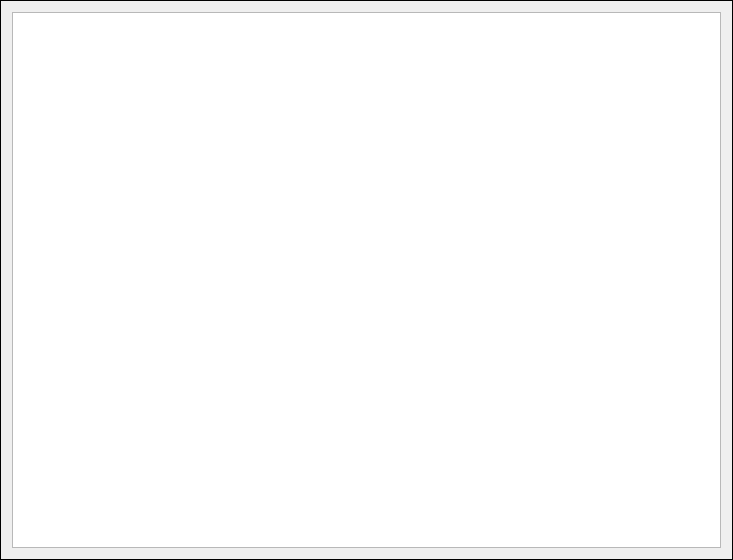
Before: the Qt Designer form GUI/Qt/UTableInfo.ui in aicommunity/Rdk, drawn with Qt 5.
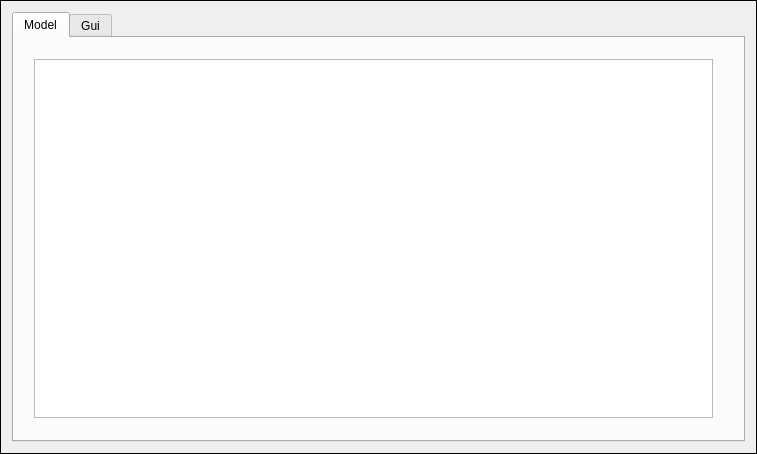
After: the same form once the commit is applied.

Commit message: Fixed some gui update lag when multi-threading model

What changed in the file:
```diff
--- a/GUI/Qt/UTableInfo.ui
+++ b/GUI/Qt/UTableInfo.ui
@@ -6,10 +6,16 @@
    <rect>
     <x>0</x>
     <y>0</y>
-    <width>733</width>
-    <height>560</height>
+    <width>757</width>
+    <height>454</height>
    </rect>
   </property>
+  <property name="sizePolicy">
+   <sizepolicy hsizetype="Expanding" vsizetype="Expanding">
+    <horstretch>0</horstretch>
+    <verstretch>0</verstretch>
+   </sizepolicy>
+  </property>
   <property name="contextMenuPolicy">
    <enum>Qt::ActionsContextMenu</enum>
   </property>
@@ -30,18 +36,125 @@
     <number>0</number>
    </property>
    <item>
-    <layout class="QHBoxLayout" name="horizontalLayout" stretch="0,5">
+    <layout class="QHBoxLayout" name="horizontalLayout" stretch="0,0">
      <item>
       <layout class="QVBoxLayout" name="verticalLayout"/>
      </item>
      <item>
       <widget class="QFrame" name="verticalFrame">
+       <property name="sizePolicy">
+        <sizepolicy hsizetype="Expanding" vsizetype="Expanding">
+         <horstretch>0</horstretch>
+         <verstretch>0</verstretch>
+        </sizepolicy>
+       </property>
        <property name="frameShape">
         <enum>QFrame::Box</enum>
        </property>
        <layout class="QVBoxLayout" name="verticalLayoutGraph">
         <item>
-         <widget class="QTableWidget" name="tableWidget"/>
+         <widget class="QTabWidget" name="tabWidget">
+          <property name="currentIndex">
+           <number>0</number>
+          </property>
+          <widget class="QWidget" name="tab">
+           <property name="sizePolicy">
+            <sizepolicy hsizetype="Expanding" vsizetype="Expanding">
+             <horstretch>0</horstretch>
+             <verstretch>0</verstretch>
+            </sizepolicy>
+           </property>
+           <attribute name="title">
+            <string>Model</string>
+           </attribute>
+           <widget class="QWidget" name="horizontalLayoutWidget">
+            <property name="geometry">
+             <rect>
+              <x>9</x>
+              <y>10</y>
+              <width>701</width>
+              <height>381</height>
+             </rect>
+            </property>
+            <layout class="QHBoxLayout" name="horizontalLayout_2">
+             <item>
+              <layout class="QVBoxLayout" name="verticalLayout_3" stretch="0">
+               <item>
+                <widget class="QTableWidget" name="tableWidget">
+                 <property name="enabled">
+                  <bool>true</bool>
+                 </property>
+                 <property name="sizePolicy">
+                  <sizepolicy hsizetype="Expanding" vsizetype="Expanding">
+                   <horstretch>0</horstretch>
+                   <verstretch>0</verstretch>
+                  </sizepolicy>
+                 </property>
+                 <property name="minimumSize">
+                  <size>
+                   <width>0</width>
+                   <height>0</height>
+                  </size>
+                 </property>
+                 <property name="maximumSize">
+                  <size>
+                   <width>16777215</width>
+                   <height>16777215</height>
+                  </size>
+                 </property>
+                 <property name="autoFillBackground">
+                  <bool>false</bool>
+                 </property>
+                 <property name="verticalScrollBarPolicy">
+                  <enum>Qt::ScrollBarAsNeeded</enum>
+                 </property>
+                 <property name="sizeAdjustPolicy">
+                  <enum>QAbstractScrollArea::AdjustIgnored</enum>
+                 </property>
+                 <attribute name="verticalHeaderStretchLastSection">
+                  <bool>false</bool>
+                 </attribute>
+                </widget>
+               </item>
+              </layout>
+             </item>
+            </layout>
+           </widget>
+          </widget>
+          <widget class="QWidget" name="tab_2">
+           <property name="sizePolicy">
+            <sizepolicy hsizetype="Expanding" vsizetype="Expanding">
+             <horstretch>0</horstretch>
+             <verstretch>0</verstretch>
+            </sizepolicy>
+           </property>
+           <attribute name="title">
+            <string>Gui</string>
+           </attribute>
+           <widget class="QWidget" name="verticalLayoutWidget_2">
+            <property name="geometry">
+             <rect>
+              <x>9</x>
+              <y>8</y>
+              <width>671</width>
+              <height>491</height>
+             </rect>
+            </property>
+            <layout class="QVBoxLayout" name="verticalLayout_4">
+             <item>
+              <widget class="QTableWidget" name="tableWidget_2">
+               <property name="sizePolicy">
+                <sizepolicy hsizetype="Expanding" vsizetype="Expanding">
+                 <horstretch>0</horstretch>
+                 <verstretch>0</verstretch>
+                </sizepolicy>
+               </property>
+              </widget>
+             </item>
+            </layout>
+           </widget>
+          </widget>
+         </widget>
         </item>
        </layout>
       </widget>
```
The commit also changes 5 other files.
